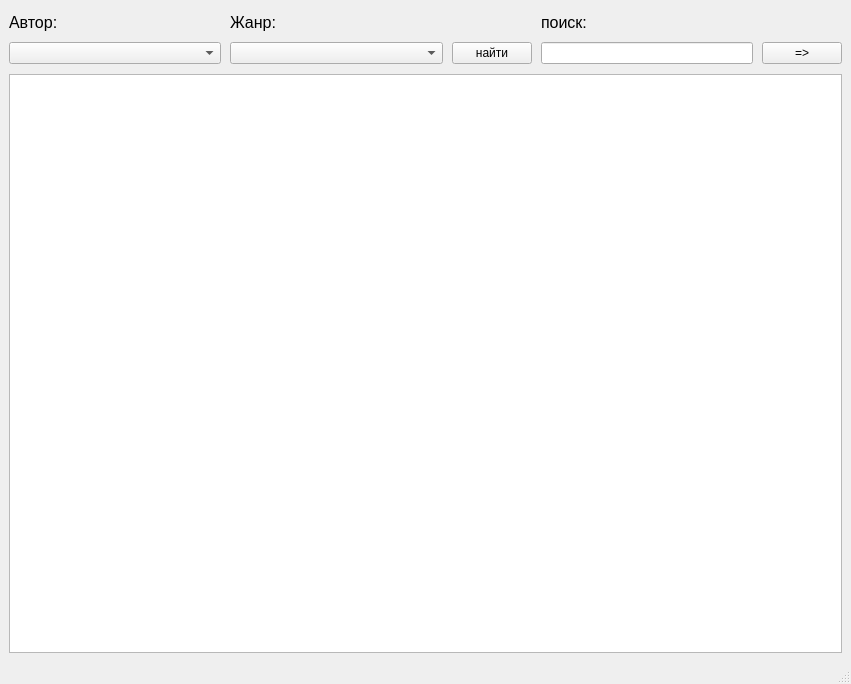
Old version of the form biblio1.ui in the repository d1larafaizullina/Biblioteka.
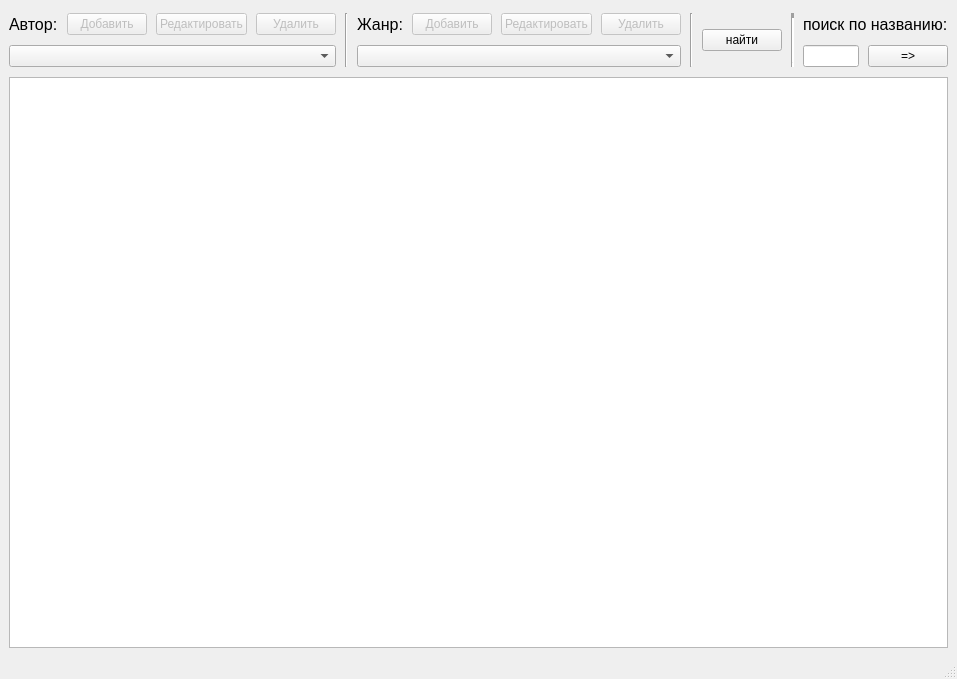
New version of the form.

Commit message: Тестовая версия 2

What changed in the file:
```diff
--- a/biblio1.ui
+++ b/biblio1.ui
@@ -6,8 +6,8 @@
    <rect>
     <x>0</x>
     <y>0</y>
-    <width>851</width>
-    <height>684</height>
+    <width>952</width>
+    <height>679</height>
    </rect>
   </property>
   <property name="windowTitle">
@@ -16,7 +16,7 @@
   <widget class="QWidget" name="centralwidget">
    <layout class="QGridLayout" name="gridLayout">
     <item row="0" column="0">
-     <layout class="QGridLayout" rowstretch="0,0,0" columnstretch="1,1,0,1,0">
+     <layout class="QGridLayout" rowstretch="0,0,0,0,0" columnstretch="1,0,0,0,0,0,0,0,0,0,0,0,0,0,0,0,0,0">
       <property name="sizeConstraint">
        <enum>QLayout::SetMaximumSize</enum>
       </property>
@@ -32,23 +32,83 @@
       <property name="verticalSpacing">
        <number>10</number>
       </property>
-      <item row="1" column="2">
+      <item row="0" column="12">
+       <widget class="QPushButton" name="pushButton_6">
+        <property name="enabled">
+         <bool>false</bool>
+        </property>
+        <property name="text">
+         <string>Удалить</string>
+        </property>
+       </widget>
+      </item>
+      <item row="0" column="9" colspan="3">
+       <widget class="QPushButton" name="pushButton_8">
+        <property name="enabled">
+         <bool>false</bool>
+        </property>
+        <property name="text">
+         <string>Редактировать</string>
+        </property>
+       </widget>
+      </item>
+      <item row="0" column="8">
+       <widget class="QPushButton" name="pushButton_7">
+        <property name="enabled">
+         <bool>false</bool>
+        </property>
+        <property name="text">
+         <string>Добавить</string>
+        </property>
+       </widget>
+      </item>
+      <item row="0" column="1">
+       <widget class="QPushButton" name="pushButton_3">
+        <property name="enabled">
+         <bool>false</bool>
+        </property>
+        <property name="text">
+         <string>Добавить</string>
+        </property>
+       </widget>
+      </item>
+      <item row="0" column="2" colspan="3">
+       <widget class="QPushButton" name="pushButton_4">
+        <property name="enabled">
+         <bool>false</bool>
+        </property>
+        <property name="text">
+         <string>Редактировать</string>
+        </property>
+       </widget>
+      </item>
+      <item row="0" column="5">
+       <widget class="QPushButton" name="pushButton_5">
+        <property name="enabled">
+         <bool>false</bool>
+        </property>
+        <property name="text">
+         <string>Удалить</string>
+        </property>
+       </widget>
+      </item>
+      <item row="0" column="14" rowspan="2">
        <widget class="QPushButton" name="pushButton">
         <property name="text">
          <string>найти</string>
         </property>
        </widget>
       </item>
-      <item row="1" column="0">
+      <item row="1" column="0" colspan="6">
        <widget class="QComboBox" name="comboBox"/>
       </item>
-      <item row="1" column="1">
+      <item row="1" column="7" colspan="6">
        <widget class="QComboBox" name="comboBox_2"/>
       </item>
-      <item row="2" column="0" colspan="5">
+      <item row="4" column="0" colspan="18">
        <widget class="QTableWidget" name="tableWidget"/>
       </item>
-      <item row="0" column="1">
+      <item row="0" column="7">
        <widget class="QLabel" name="label_2">
         <property name="font">
          <font>
@@ -60,17 +120,17 @@
         </property>
        </widget>
       </item>
-      <item row="1" column="3">
+      <item row="1" column="16">
        <widget class="QLineEdit" name="lineEdit"/>
       </item>
-      <item row="1" column="4">
+      <item row="1" column="17">
        <widget class="QPushButton" name="pushButton_2">
         <property name="text">
          <string>=&gt;</string>
         </property>
        </widget>
       </item>
-      <item row="0" column="3">
+      <item row="0" column="16" colspan="2">
        <widget class="QLabel" name="label_3">
         <property name="font">
          <font>
@@ -78,7 +138,7 @@
          </font>
         </property>
         <property name="text">
-         <string>поиск:</string>
+         <string>поиск по названию:</string>
         </property>
        </widget>
       </item>
@@ -94,6 +154,30 @@
         </property>
        </widget>
       </item>
+      <item row="0" column="15" rowspan="2">
+       <widget class="Line" name="line_3">
+        <property name="lineWidth">
+         <number>5</number>
+        </property>
+        <property name="orientation">
+         <enum>Qt::Vertical</enum>
+        </property>
+       </widget>
+      </item>
+      <item row="0" column="13" rowspan="2">
+       <widget class="Line" name="line">
+        <property name="orientation">
+         <enum>Qt::Vertical</enum>
+        </property>
+       </widget>
+      </item>
+      <item row="0" column="6" rowspan="2">
+       <widget class="Line" name="line_2">
+        <property name="orientation">
+         <enum>Qt::Vertical</enum>
+        </property>
+       </widget>
+      </item>
      </layout>
     </item>
    </layout>
```
Left out of the diff: 2 changed lines with no effect on the pictures.
